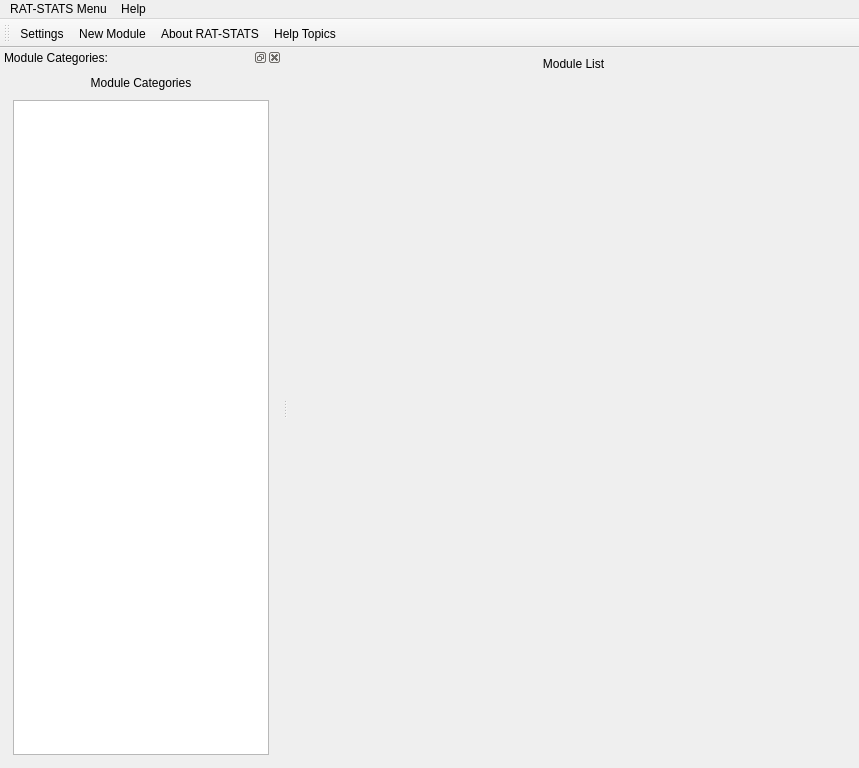
This is products/RAT-STATS/rstats_main/src/UIRStatsMain.ui in cbtek/RStats2017 as Qt 5 draws it before an edit. The edited form follows.
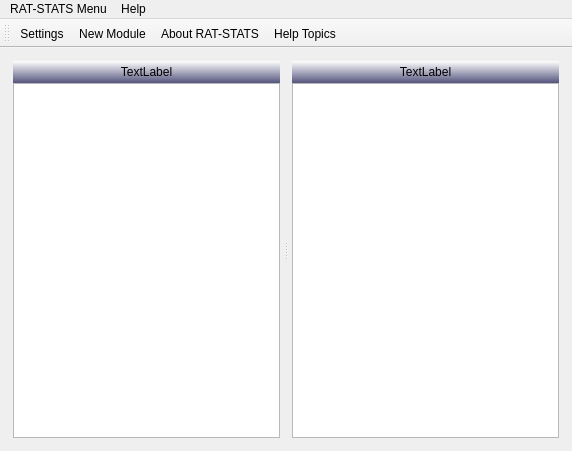
This is the edited form.

Commit message: Added fixes for RAT-STATS Updated main launch menu with simple lists Updated SSRN to work better with screen readers

Patch:
```diff
--- a/products/RAT-STATS/rstats_main/src/UIRStatsMain.ui
+++ b/products/RAT-STATS/rstats_main/src/UIRStatsMain.ui
@@ -6,25 +6,49 @@
    <rect>
     <x>0</x>
     <y>0</y>
-    <width>859</width>
-    <height>768</height>
+    <width>572</width>
+    <height>451</height>
    </rect>
   </property>
   <property name="windowTitle">
    <string>RAT-STATS 2017</string>
   </property>
   <widget class="QWidget" name="m_main">
+   <layout class="QVBoxLayout" name="verticalLayout_5">
+    <item>
+     <widget class="QSplitter" name="splitter">
+      <property name="orientation">
+       <enum>Qt::Horizontal</enum>
+      </property>
+      <widget class="QWidget" name="verticalLayoutWidget">
    <layout class="QVBoxLayout" name="verticalLayout">
+        <property name="spacing">
+         <number>0</number>
+        </property>
+        <property name="leftMargin">
+         <number>4</number>
+        </property>
+        <property name="topMargin">
+         <number>4</number>
+        </property>
+        <property name="rightMargin">
+         <number>4</number>
+        </property>
+        <property name="bottomMargin">
+         <number>4</number>
+        </property>
     <item>
-     <widget class="QLabel" name="m_lblModuleList">
-      <property name="sizePolicy">
-       <sizepolicy hsizetype="Preferred" vsizetype="Fixed">
-        <horstretch>0</horstretch>
-        <verstretch>0</verstretch>
-       </sizepolicy>
+         <widget class="QLabel" name="m_lblModuleCategoryHeader">
+          <property name="styleSheet">
+           <string notr="true">QLabel
+{
+color:black;
+padding:4px;
+background-color: qlineargradient(spread:pad, x1:1, y1:1, x2:1, y2:0, stop:0 rgba(85, 85, 127, 255), stop:1 rgba(255, 255, 255, 255));
+}</string>
       </property>
       <property name="text">
-       <string>Module List</string>
+           <string>TextLabel</string>
       </property>
       <property name="alignment">
        <set>Qt::AlignCenter</set>
@@ -32,8 +56,15 @@
      </widget>
     </item>
     <item>
-     <widget class="QFrame" name="m_lytModules">
+         <widget class="QListWidget" name="m_lstModuleCategories"/>
+        </item>
+       </layout>
+      </widget>
+      <widget class="QWidget" name="verticalLayoutWidget_2">
       <layout class="QVBoxLayout" name="verticalLayout_3">
+        <property name="spacing">
+         <number>0</number>
+        </property>
        <property name="leftMargin">
         <number>4</number>
        </property>
@@ -46,7 +77,29 @@
        <property name="bottomMargin">
         <number>4</number>
        </property>
-      </layout>
+        <item>
+         <widget class="QLabel" name="m_lblModuleHeader">
+          <property name="styleSheet">
+           <string notr="true">QLabel
+{
+color:black;
+padding:4px;
+background-color: qlineargradient(spread:pad, x1:1, y1:1, x2:1, y2:0, stop:0 rgba(85, 85, 127, 255), stop:1 rgba(255, 255, 255, 255));
+}</string>
+          </property>
+          <property name="text">
+           <string>TextLabel</string>
+          </property>
+          <property name="alignment">
+           <set>Qt::AlignCenter</set>
+          </property>
+         </widget>
+        </item>
+        <item>
+         <widget class="QListWidget" name="m_lstModules"/>
+        </item>
+       </layout>
+      </widget>
      </widget>
     </item>
    </layout>
@@ -66,70 +119,12 @@
    <addaction name="m_actionAbout_RAT_STATS_2017"/>
    <addaction name="m_actionHelp_Topics"/>
   </widget>
-  <widget class="QDockWidget" name="m_dockCategories">
-   <property name="windowTitle">
-    <string>Module Categories:</string>
-   </property>
-   <attribute name="dockWidgetArea">
-    <number>1</number>
-   </attribute>
-   <widget class="QWidget" name="dockWidgetContents">
-    <layout class="QVBoxLayout" name="verticalLayout_4">
-     <item>
-      <widget class="QLabel" name="m_lblCategoryList">
-       <property name="text">
-        <string>Module Categories</string>
-       </property>
-       <property name="alignment">
-        <set>Qt::AlignCenter</set>
-       </property>
-      </widget>
-     </item>
-     <item>
-      <widget class="QFrame" name="verticalFrame">
-       <layout class="QVBoxLayout" name="verticalLayout_2">
-        <property name="leftMargin">
-         <number>4</number>
-        </property>
-        <property name="topMargin">
-         <number>4</number>
-        </property>
-        <property name="rightMargin">
-         <number>4</number>
-        </property>
-        <property name="bottomMargin">
-         <number>4</number>
-        </property>
-        <item>
-         <widget class="QListWidget" name="m_lstCategories">
-          <property name="sizePolicy">
-           <sizepolicy hsizetype="Expanding" vsizetype="Expanding">
-            <horstretch>0</horstretch>
-            <verstretch>0</verstretch>
-           </sizepolicy>
-          </property>
-          <property name="font">
-           <font>
-            <pointsize>9</pointsize>
-           </font>
-          </property>
-          <property name="styleSheet">
-           <string notr="true">QListWidget:focus {border: 3px solid #FFFFCC;}</string>
-          </property>
-         </widget>
-        </item>
-       </layout>
-      </widget>
-     </item>
-    </layout>
-   </widget>
-  </widget>
   <widget class="QMenuBar" name="m_menuBar">
    <property name="geometry">
     <rect>
      <x>0</x>
      <y>0</y>
-     <width>859</width>
+     <width>572</width>
      <height>20</height>
     </rect>
    </property>
```
Lines whose indentation alone changed are shown as unchanged. The commit also changes 33 other files.
